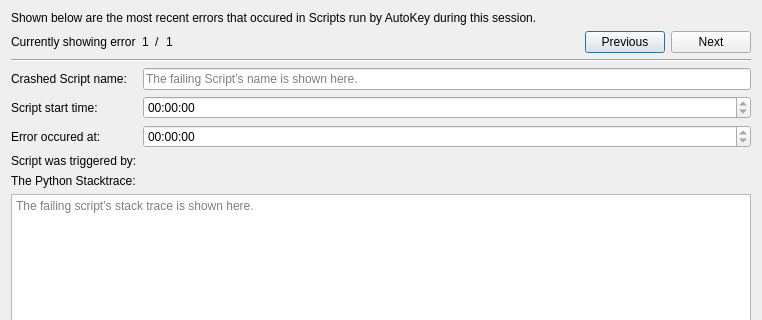
Above: lib/autokey/qtui/resources/ui/show_recent_script_errors_dialog.ui from autokey/autokey before the change; both pictures show x 0 to 762 and y 0 to 320 of the 762 by 565 pixel window. Below: the same form after it.
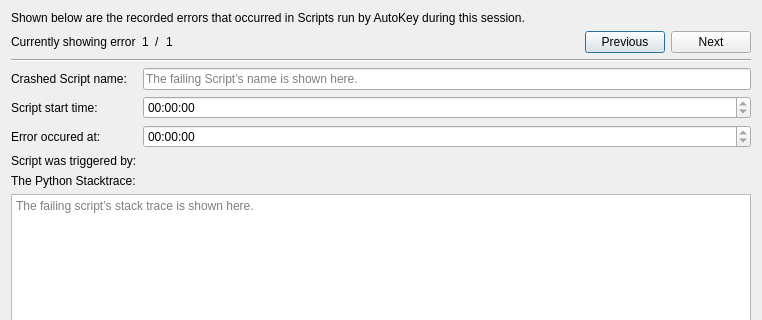
That is the form after the change.

```diff
--- a/lib/autokey/qtui/resources/ui/show_recent_script_errors_dialog.ui
+++ b/lib/autokey/qtui/resources/ui/show_recent_script_errors_dialog.ui
@@ -162,7 +162,7 @@
    <item row="0" column="0" colspan="2">
     <widget class="QLabel" name="dialog_header_label">
      <property name="text">
-      <string>Shown below are the most recent errors that occured in Scripts run by AutoKey during this session.</string>
+      <string>Shown below are the recorded errors that occurred in Scripts run by AutoKey during this session.</string>
      </property>
     </widget>
    </item>
```
Left out of the diff: 2 changed lines with no effect on the pictures.
